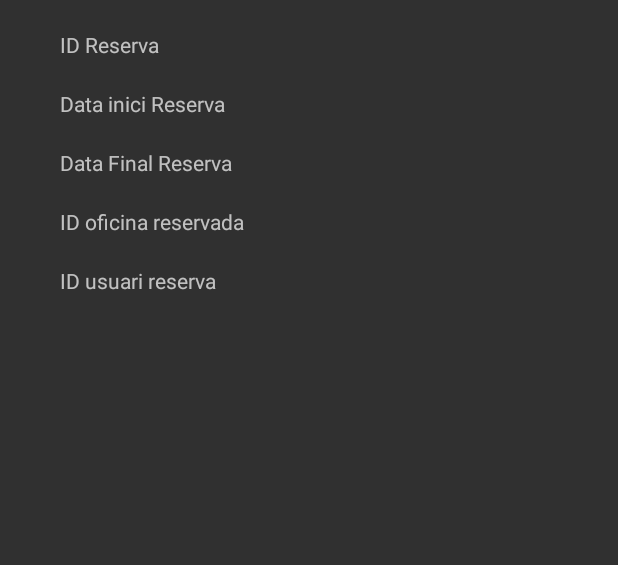
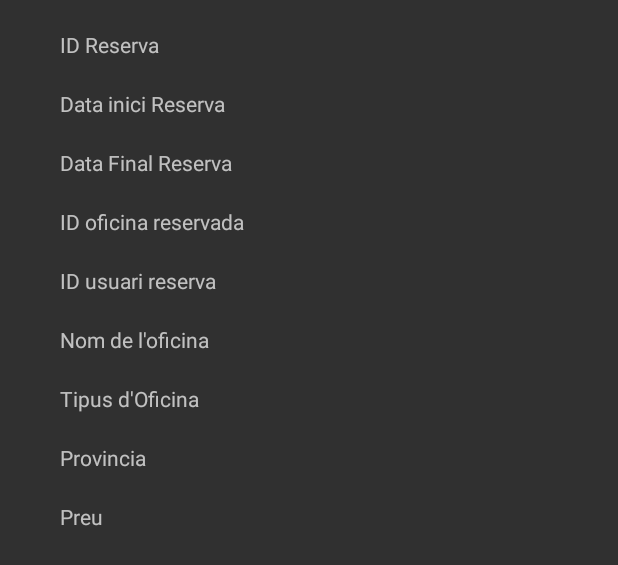
Before and after one commit to eaymerich10/tea_android_app, an Android app: the layout fragment_reserva_detail.xml on its own in the app's theme, with its tools: preview values and no code run, on a phone screen of 412 x 824 dp. Shown: the top 565 px of the screen. Run offline under Robolectric (Android 15) with nearby library versions, the phone set to English and light mode, and no system bars; network calls fail.

Commit message:
final funcs commit

```diff
--- a/app/src/main/java/aymerich/ioc/cat/tea2_clientm_aymerichs/activities/MainActivity.java
+++ b/app/src/main/java/aymerich/ioc/cat/tea2_clientm_aymerichs/activities/MainActivity.java
@@ -30,7 +30,7 @@ public class MainActivity extends AppCompatActivity {
     TextView tv_registre;
     Button btn_login;
     SharedPreferences sharedPreferences;
-    String url = "http://192.168.1.96:8080/";
+    String url = "http://192.168.0.29:8080/";
     public static final String Sp_Status = "Status";
     public static final String MyPref = "MyPref";
     public String username, password, codiAcces;
--- a/app/src/main/java/aymerich/ioc/cat/tea2_clientm_aymerichs/activities/oficines/LlistaOficines.java
+++ b/app/src/main/java/aymerich/ioc/cat/tea2_clientm_aymerichs/activities/oficines/LlistaOficines.java
@@ -47,7 +47,7 @@ public class LlistaOficines extends AppCompatActivity {
         llistaSales = (ListView) findViewById(R.id.lv_llista_oficines);
         Intent intent = getIntent();
         codiAcces = intent.getStringExtra("codiAcces");
-        url = "http://192.168.1.96:8080/";
+        url = "http://192.168.0.29:8080/";
         salesFinal = intent.getStringArrayListExtra("salesFinal");
         idSales = intent.getStringArrayListExtra("idSales");
         oficinesString = intent.getStringArrayListExtra("oficinesString");
--- a/app/src/main/java/aymerich/ioc/cat/tea2_clientm_aymerichs/activities/oficines/LlistaOficinesDisponibles.java
+++ b/app/src/main/java/aymerich/ioc/cat/tea2_clientm_aymerichs/activities/oficines/LlistaOficinesDisponibles.java
@@ -45,7 +45,7 @@ public class LlistaOficinesDisponibles extends AppCompatActivity {
         llistaSales = (ListView) findViewById(R.id.lv_llista_oficines);
         Intent intent = getIntent();
         codiAcces = intent.getStringExtra("codiAcces");
-        url = "http://192.168.1.96:8080/";
+        url = "http://192.168.0.29:8080/";
         dataIniciReserva = intent.getStringExtra("dataIniciReserva");
         dataFiReserva = intent.getStringExtra("dataFiReserva");
         salesFinal = intent.getStringArrayListExtra("salesFinal");
--- a/app/src/main/java/aymerich/ioc/cat/tea2_clientm_aymerichs/activities/reserves/LlistaReservesAdmin.java
+++ b/app/src/main/java/aymerich/ioc/cat/tea2_clientm_aymerichs/activities/reserves/LlistaReservesAdmin.java
@@ -41,7 +41,7 @@ public class LlistaReservesAdmin extends AppCompatActivity {
         llistaReserves = (ListView) findViewById(R.id.lv_llista_reserves_user);
         Intent intent = getIntent();
         codiAcces = intent.getStringExtra("codiAcces");
-        url = "http://192.168.1.96:8080/";
+        url = "http://192.168.0.29:8080/";
         reservesFinal = intent.getStringArrayListExtra("reservesFinal");
         idReserves = intent.getStringArrayListExtra("idReserves");
         reservesString = intent.getStringArrayListExtra("reservesString");
--- a/app/src/main/java/aymerich/ioc/cat/tea2_clientm_aymerichs/activities/reserves/LlistatReservesUser.java
+++ b/app/src/main/java/aymerich/ioc/cat/tea2_clientm_aymerichs/activities/reserves/LlistatReservesUser.java
@@ -41,7 +41,7 @@ public class LlistatReservesUser extends AppCompatActivity {
         llistaReserves = (ListView) findViewById(R.id.lv_llista_reserves_user);
         Intent intent = getIntent();
         codiAcces = intent.getStringExtra("codiAcces");
-        url = "http://192.168.1.96:8080/";
+        url = "http://192.168.0.29:8080/";
         reservesFinal = intent.getStringArrayListExtra("reservesFinal");
         idReserves = intent.getStringArrayListExtra("idReserves");
         reservesString = intent.getStringArrayListExtra("reservesString");
--- a/app/src/main/java/aymerich/ioc/cat/tea2_clientm_aymerichs/network/reserves/ReservarOficinaApi.java
+++ b/app/src/main/java/aymerich/ioc/cat/tea2_clientm_aymerichs/network/reserves/ReservarOficinaApi.java
@@ -80,7 +80,7 @@ public class ReservarOficinaApi {
                     Log.i("LOG_RESPONSE", codiAcces);
                     switch (codi) {
                         case 200:
-                            Toast.makeText(context, "Usuari registrat", Toast.LENGTH_SHORT).show();
+                            Toast.makeText(context, "Oficina Reservada", Toast.LENGTH_SHORT).show();
                     }
                 }
             }, new Response.ErrorListener() {
--- a/app/src/main/res/layout/activity_user.xml
+++ b/app/src/main/res/layout/activity_user.xml
@@ -126,7 +126,7 @@
         android:visibility="invisible" />
 
     <EditText
-        android:id="@+id/et_canvi_pass_user2"
+        android:id="@+id/et_canvi_pass_confirmar_user"
         android:layout_width="wrap_content"
         android:layout_height="wrap_content"
         android:layout_alignParentTop="true"
--- a/app/src/main/res/layout/fragment_reserva_detail.xml
+++ b/app/src/main/res/layout/fragment_reserva_detail.xml
@@ -7,7 +7,7 @@
 
     <RelativeLayout
         android:layout_width="wrap_content"
-        android:layout_height="wrap_content">
+        android:layout_height="match_parent">
 
 
         <TextView
@@ -108,16 +108,98 @@
             android:layout_marginTop="20dp"
             android:text="@string/id_usuari_reserva" />
 
+
         <TextView
             android:id="@+id/id_usuari_reserva_frag_value"
             android:layout_width="wrap_content"
             android:layout_height="wrap_content"
             android:layout_below="@+id/id_oficina_reservada_frag_value"
             android:layout_alignParentStart="true"
-            android:layout_alignParentLeft="@+id/id_oficina_reservada_frag_value"
+            android:layout_alignParentLeft="@+id/id_usuari_reserva_frag"
             android:layout_marginStart="180dp"
             android:layout_marginTop="20dp" />
 
+        <TextView
+            android:id="@+id/nom_oficina_reserva_frag"
+            android:layout_width="wrap_content"
+            android:layout_height="wrap_content"
+            android:layout_below="@+id/id_usuari_reserva_frag"
+            android:layout_alignParentStart="false"
+            android:layout_alignParentLeft="false"
+            android:layout_marginStart="40dp"
+            android:layout_marginTop="20dp"
+            android:text="@string/nom_de_l_oficina" />
+
+        <TextView
+            android:id="@+id/nom_oficina_reserva_frag_value"
+            android:layout_width="wrap_content"
+            android:layout_height="wrap_content"
+            android:layout_below="@+id/id_usuari_reserva_frag_value"
+            android:layout_alignParentStart="true"
+            android:layout_alignParentLeft="@+id/nom_oficina_reserva_frag"
+            android:layout_marginStart="180dp"
+            android:layout_marginTop="20dp" />
+
+        <TextView
+            android:id="@+id/tipus_oficina_reserva_frag"
+            android:layout_width="wrap_content"
+            android:layout_height="wrap_content"
+            android:layout_below="@+id/nom_oficina_reserva_frag"
+            android:layout_alignParentStart="false"
+            android:layout_alignParentLeft="false"
+            android:layout_marginStart="40dp"
+            android:layout_marginTop="20dp"
+            android:text="@string/tipus_d_oficina_reserva" />
+
+        <TextView
+            android:id="@+id/tipus_oficina_reserva_frag_value"
+            android:layout_width="wrap_content"
+            android:layout_height="wrap_content"
+            android:layout_below="@id/nom_oficina_reserva_frag_value"
+            android:layout_alignParentStart="true"
+            android:layout_alignParentLeft="@+id/tipus_oficina_reserva_frag"
+            android:layout_marginStart="180dp"
+            android:layout_marginTop="20dp" />
+        <TextView
+            android:id="@+id/provincia_oficina_reserva_frag"
+            android:layout_width="wrap_content"
+            android:layout_height="wrap_content"
+            android:layout_below="@+id/tipus_oficina_reserva_frag"
+            android:layout_alignParentStart="false"
+            android:layout_alignParentLeft="false"
+            android:layout_marginStart="40dp"
+            android:layout_marginTop="20dp"
+            android:text="@string/provincia_reserva" />
+
+        <TextView
+            android:id="@+id/provincia_oficina_reserva_frag_value"
+            android:layout_width="wrap_content"
+            android:layout_height="wrap_content"
+            android:layout_below="@id/tipus_oficina_reserva_frag_value"
+            android:layout_alignParentStart="true"
+            android:layout_alignParentLeft="@+id/provincia_oficina_reserva_frag"
+            android:layout_marginStart="180dp"
+            android:layout_marginTop="20dp" />
+        <TextView
+            android:id="@+id/preu_oficina_reserva_frag"
+            android:layout_width="wrap_content"
+            android:layout_height="wrap_content"
+            android:layout_below="@+id/provincia_oficina_reserva_frag"
+            android:layout_alignParentStart="false"
+            android:layout_alignParentLeft="false"
+            android:layout_marginStart="40dp"
+            android:layout_marginTop="20dp"
+            android:text="@string/preu_reserva" />
+
+        <TextView
+            android:id="@+id/preu_oficina_reserva_frag_value"
+            android:layout_width="wrap_content"
+            android:layout_height="wrap_content"
+            android:layout_below="@id/provincia_oficina_reserva_frag_value"
+            android:layout_alignParentStart="true"
+            android:layout_alignParentLeft="@+id/preu_oficina_reserva_frag"
+            android:layout_marginStart="180dp"
+            android:layout_marginTop="20dp" />
 
     </RelativeLayout>
 </androidx.core.widget.NestedScrollView>
--- a/app/src/main/res/values/strings.xml
+++ b/app/src/main/res/values/strings.xml
@@ -154,4 +154,9 @@
     <string name="data_inici">Data Inici</string>
     <string name="data_sortida">Data Sortida</string>
     <string name="buscar_oficines">Buscar Oficines</string>
+    <string name="confirmar_contrasenya">Confirmar contrasenya</string>
+    <string name="nom_de_l_oficina">Nom de l\'oficina</string>
+    <string name="tipus_d_oficina_reserva">Tipus d\'Oficina</string>
+    <string name="provincia_reserva">Provincia</string>
+    <string name="preu_reserva">Preu</string>
 </resources>
```
Also changed, not shown: app/src/main/java/aymerich/ioc/cat/tea2_clientm_aymerichs/activities/users/Admin.java (+10 -2 lines), app/src/main/java/aymerich/ioc/cat/tea2_clientm_aymerichs/activities/users/Registre.java (+8 -3 lines), app/src/main/java/aymerich/ioc/cat/tea2_clientm_aymerichs/activities/users/User.java (+10 -3 lines), app/src/main/res/layout/activity_registre.xml (+33 -4 lines).
